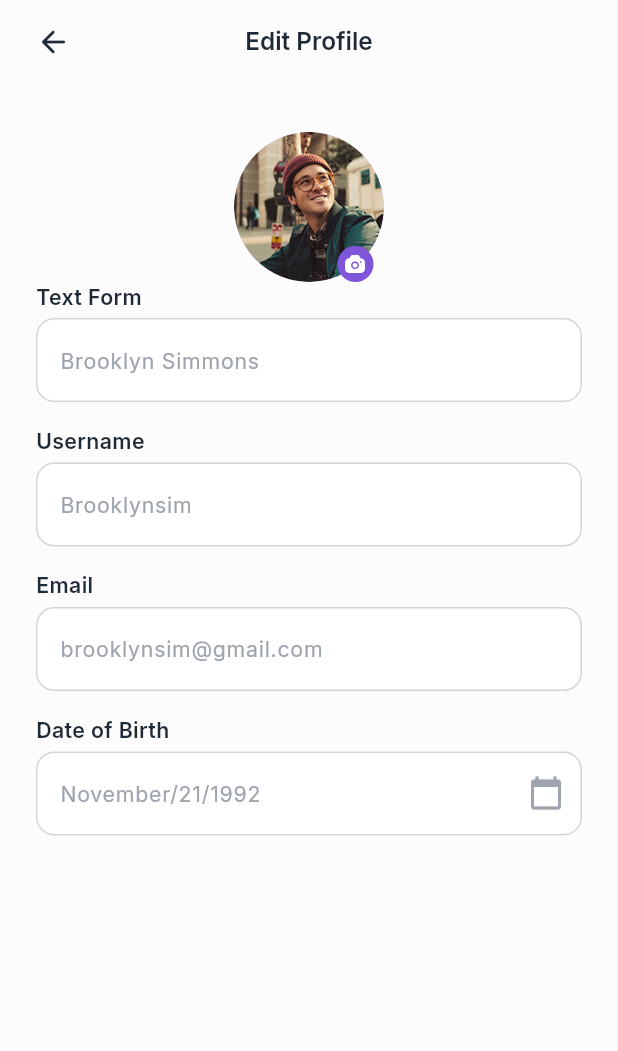
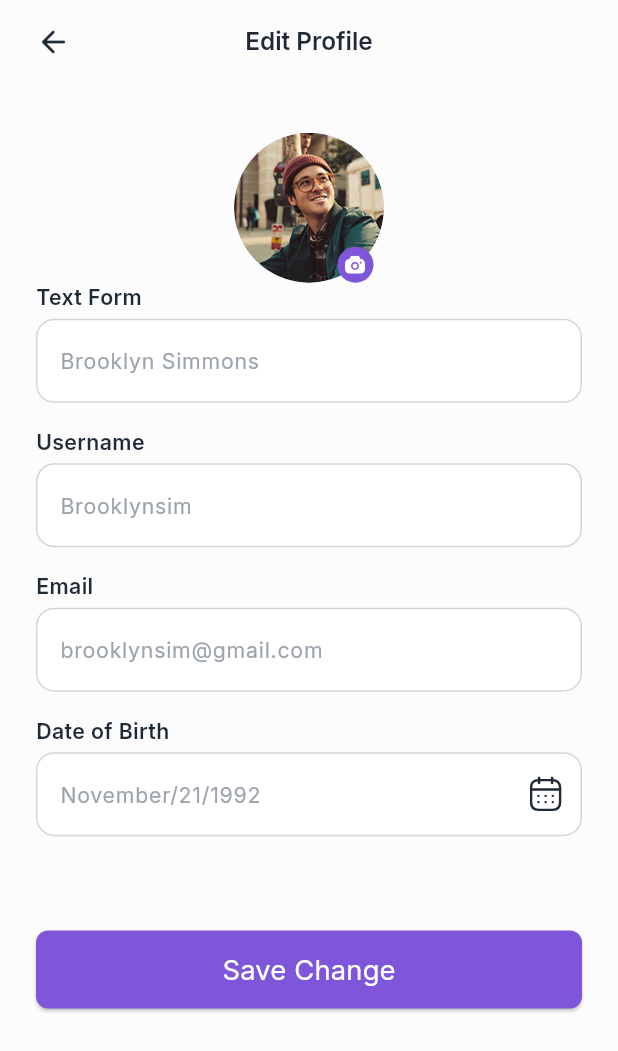
Before and after one commit to NadyAlwazah/flutter-task10-team-housely-app-beg, a Flutter app: the EditProfileView screen opened by its route, on a phone screen of 412 x 824 dp. Shown: the top 1051 px of the screen. Run offline on Flutter 3.47's test engine with Material 3 defaults, Android fonts, the light colour scheme and no system bars; our stand-ins replace awesome_dialog, flutter_bloc, flutter_screenutil, flutter_svg, get_it, go_router and 2 more; accounts and stored records are empty.

Commit message:
feat: integrate BlocConsumer with Save Change button for profile update

```diff
--- a/lib/core/utils/assets.dart
+++ b/lib/core/utils/assets.dart
@@ -14,6 +14,7 @@ class AssetsData {
   static const iconNotificationSvg = "${_icons}notification.svg";
   static const iconTimeSquareSvg = "${_icons}time_square.svg";
   static const iconInfoSquareSvg = "${_icons}info_square.svg";
+  static const iconCalendarSvg = "${_icons}calendar.svg";
 
   //Images
   static const imageProfilePng = "${_images}profile_image.png";
--- a/lib/features/profile/presentation/views/edit_profile_view.dart
+++ b/lib/features/profile/presentation/views/edit_profile_view.dart
@@ -1,5 +1,8 @@
 import 'package:flutter/material.dart';
+import 'package:flutter_bloc/flutter_bloc.dart' show BlocProvider;
+import 'package:flutter_task10_team_housely_app_beg/core/services/service_locator.dart';
 import 'package:flutter_task10_team_housely_app_beg/core/widgets/custom_app_bar.dart';
+import 'package:flutter_task10_team_housely_app_beg/features/profile/data/manager/profile_cubit/profile_cubit.dart';
 import 'package:flutter_task10_team_housely_app_beg/features/profile/presentation/views/widgets/edit_profile_view_body.dart';
 import 'package:go_router/go_router.dart';
 
@@ -13,7 +16,10 @@ class EditProfileView extends StatelessWidget {
         title: "Edit Profile",
         onTapLeading: () => context.pop(),
       ),
-      body: const EditProfileViewBody(),
+      body: BlocProvider(
+        create: (context) => getIt<ProfileCubit>(),
+        child: const EditProfileViewBody(),
+      ),
     );
   }
 }
--- a/lib/features/profile/presentation/views/widgets/edit_profile_form_fields.dart
+++ b/lib/features/profile/presentation/views/widgets/edit_profile_form_fields.dart
@@ -1,8 +1,9 @@
 import 'package:flutter/material.dart';
+import 'package:flutter_svg/flutter_svg.dart';
+import 'package:flutter_task10_team_housely_app_beg/core/utils/assets.dart';
 import 'package:flutter_task10_team_housely_app_beg/core/widgets/custom_text_form_field.dart';
 import 'package:flutter_task10_team_housely_app_beg/core/widgets/form_label.dart';
 import 'package:flutter_screenutil/flutter_screenutil.dart';
-import 'package:flutter_task10_team_housely_app_beg/core/utils/app_colors.dart';
 
 class EditProfileFormFields extends StatelessWidget {
   const EditProfileFormFields({
@@ -69,9 +70,13 @@ class EditProfileFormFields extends StatelessWidget {
               controller: dateController,
               hintText: 'November/21/1992',
               textInputType: TextInputType.datetime,
-              suffixIcon: const Icon(
-                Icons.calendar_today,
-                color: AppColors.textSecondary,
+              suffixIcon: Container(
+                padding: EdgeInsets.all(12.r),
+                child: SvgPicture.asset(
+                  AssetsData.iconCalendarSvg,
+                  width: 18.r,
+                  height: 18.r,
+                ),
               ),
             ),
           ),
--- a/lib/features/profile/presentation/views/widgets/edit_profile_view_body.dart
+++ b/lib/features/profile/presentation/views/widgets/edit_profile_view_body.dart
@@ -1,6 +1,11 @@
 import 'package:flutter/material.dart';
+import 'package:flutter_bloc/flutter_bloc.dart' show ReadContext, BlocConsumer;
+import 'package:flutter_screenutil/flutter_screenutil.dart';
 import 'package:flutter_task10_team_housely_app_beg/core/services/service_locator.dart';
+import 'package:flutter_task10_team_housely_app_beg/core/widgets/custom_button.dart';
+import 'package:flutter_task10_team_housely_app_beg/core/widgets/custom_snack_bar.dart';
 import 'package:flutter_task10_team_housely_app_beg/features/auth/data/data_sources/auth_local_data_source.dart';
+import 'package:flutter_task10_team_housely_app_beg/features/profile/data/manager/profile_cubit/profile_cubit.dart';
 import 'package:flutter_task10_team_housely_app_beg/features/profile/presentation/views/widgets/edit_profile_form_fields.dart';
 import 'package:flutter_task10_team_housely_app_beg/features/profile/presentation/views/widgets/profile_image_widget.dart';
 
@@ -59,7 +64,7 @@ class _EditProfileViewBodyState extends State<EditProfileViewBody> {
           key: _formKey,
           child: Column(
             children: [
-              const SizedBox(height: 32),
+              SizedBox(height: 32.h),
               const ProfileImageWidget(),
 
               EditProfileFormFields(
@@ -68,6 +73,39 @@ class _EditProfileViewBodyState extends State<EditProfileViewBody> {
                 emailController: emailController,
                 dateController: dateController,
               ),
+
+              SizedBox(height: 62.h),
+              BlocConsumer<ProfileCubit, ProfileState>(
+                listener: (context, state) {
+                  if (state is ProfileLoaded) {
+                    ScaffoldMessenger.of(context).showSnackBar(
+                      CustomSnackBar(message: "Profile updated successfully"),
+                    );
+                  } else if (state is ProfileFailure) {
+                    ScaffoldMessenger.of(context).showSnackBar(
+                      CustomSnackBar(message: state.message, isError: true),
+                    );
+                  }
+                },
+                builder: (context, state) {
+                  if (state is ProfileLoading) {
+                    return const CustomButton(
+                      isLoading: true,
+                      loadingColor: Colors.white,
+                    );
+                  }
+                  return CustomButton(
+                    text: "Save Change",
+                    onPressed: () {
+                      context.read<ProfileCubit>().updateUser(
+                        fullName: fullNameController.text,
+                        email: emailController.text,
+                        dateOfBirth: dateController.text,
+                      );
+                    },
+                  );
+                },
+              ),
             ],
           ),
         ),
```
Also changed, not shown: lib/features/profile/data/manager/profile_cubit/profile_cubit.dart (+31 -0 lines), assets/icons/calendar.svg (added).
